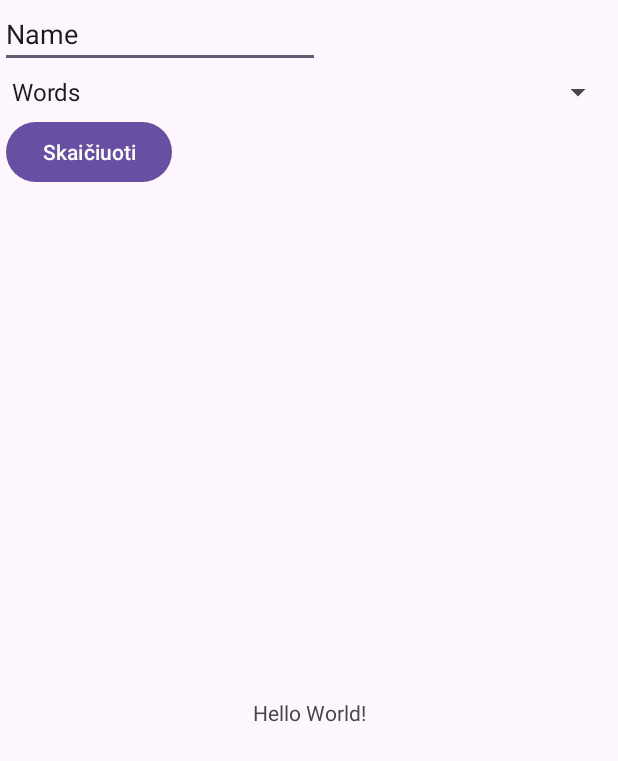
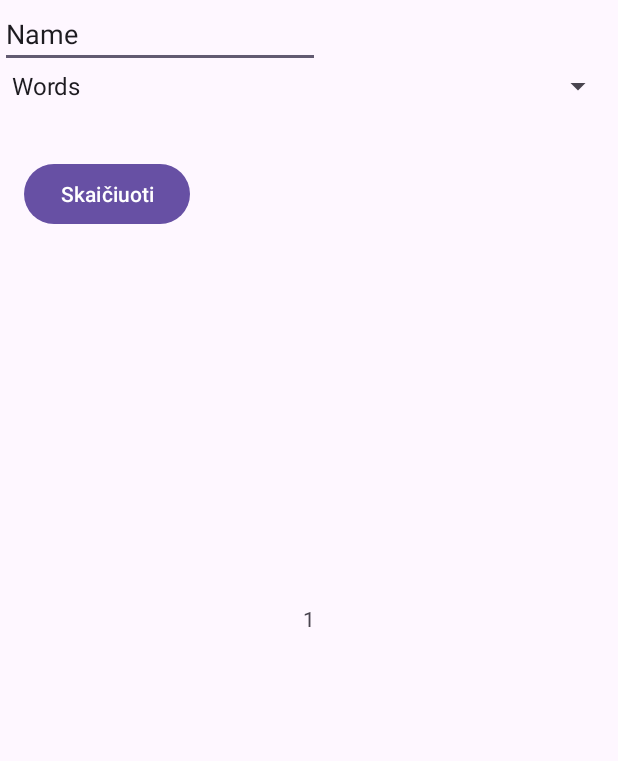
Before and after one commit to JotautasMasys/2LabDarb_10.03, an Android app: the screen it shows after launch (MainActivity), after a tap on "Skaičiuoti", on a phone screen of 412 x 824 dp. Shown: the top 761 px of the screen. Run offline under Robolectric (Android 15) with nearby library versions, the phone set to English and light mode, and no system bars.

Commit message:
Trecias commit

```diff
--- a/app/src/main/java/com/example/a2labdarb_1003/MainActivity.java
+++ b/app/src/main/java/com/example/a2labdarb_1003/MainActivity.java
@@ -46,12 +46,11 @@ public class MainActivity extends AppCompatActivity {
         textCounter = new TextCounter();
     }
 
-    public void onBtnCountClick(View view) {
+    public void onButtonCountClick(View view) {
         String selectedItem = this.spinSelectionOptions.getSelectedItem().toString();
         if(selectedItem.equalsIgnoreCase("Symbols")){
             int result = TextCounter.countSymbols(this.editUserInput.getText().toString());
             Log.i("CountResult", String.valueOf(result));
-
             this.tvMain.setText(String.valueOf(result));
         }
         else if(selectedItem.equalsIgnoreCase("Words")){
--- a/app/src/main/res/layout/activity_main.xml
+++ b/app/src/main/res/layout/activity_main.xml
@@ -14,7 +14,7 @@
         app:layout_constraintBottom_toBottomOf="parent"
         app:layout_constraintEnd_toEndOf="parent"
         app:layout_constraintStart_toStartOf="parent"
-        app:layout_constraintTop_toBottomOf="@+id/btnCount" />
+        app:layout_constraintTop_toTopOf="parent" />
 
     <EditText
         android:id="@+id/editUserInput"
@@ -30,7 +30,6 @@
         android:id="@+id/spinSelectionOptions"
         android:layout_width="409dp"
         android:layout_height="wrap_content"
-        android:layout_marginTop="4dp"
         app:layout_constraintStart_toStartOf="parent"
         app:layout_constraintTop_toBottomOf="@+id/editUserInput" />
 
@@ -38,10 +37,10 @@
         android:id="@+id/btnCount"
         android:layout_width="wrap_content"
         android:layout_height="wrap_content"
-        android:layout_marginStart="4dp"
-        android:layout_marginTop="4dp"
+        android:layout_marginStart="16dp"
+        android:layout_marginTop="36dp"
+        android:onClick="onButtonCountClick"
         android:text="Skaičiuoti"
-        android:onClick="onButtonCountClick"
         app:layout_constraintStart_toStartOf="parent"
         app:layout_constraintTop_toBottomOf="@+id/spinSelectionOptions" />
 
```
